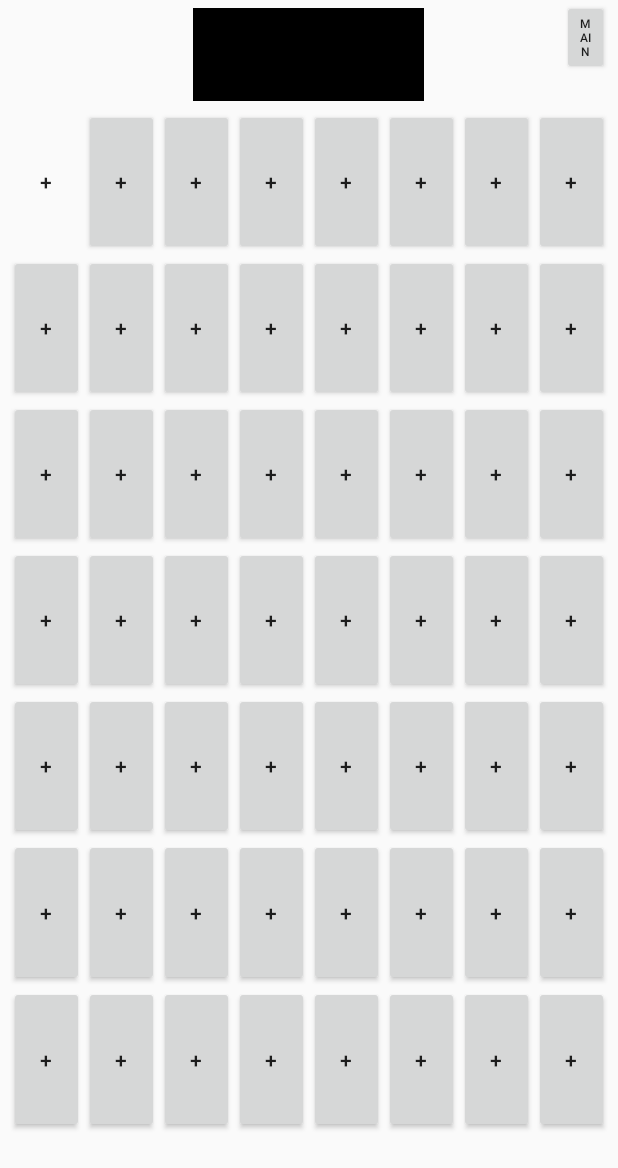
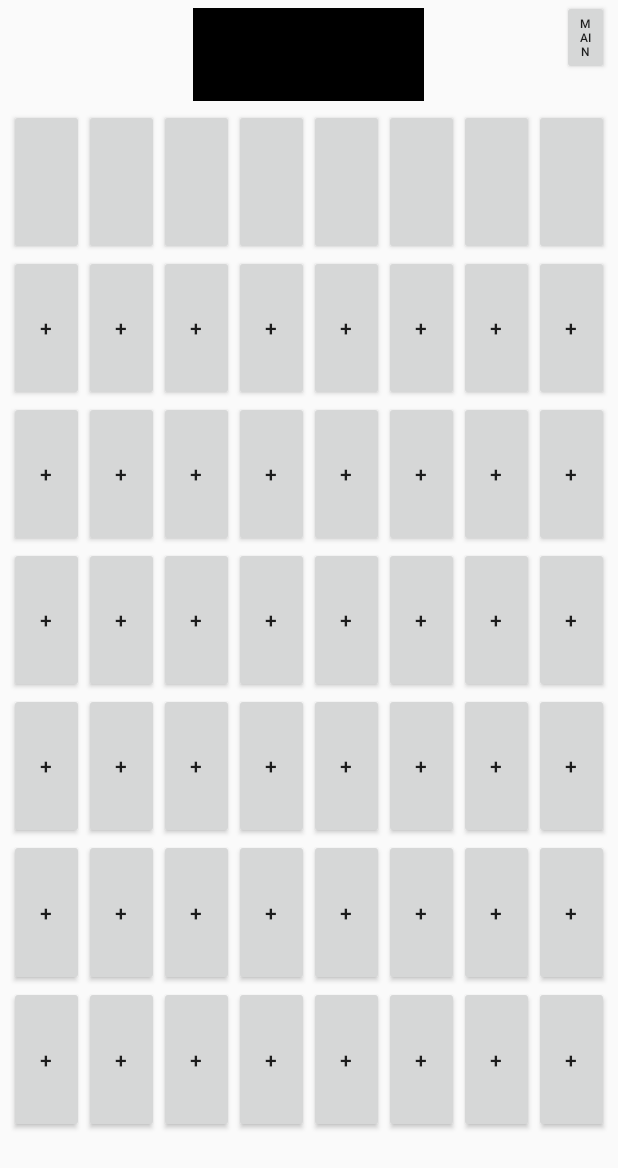
Before and after one commit to sheeeeon/DMXArio, an Android app: the fragment SceneFragment shown on its own in the app's theme, on a phone screen of 412 x 824 dp. Shown: the top 1168 px of the screen. Run offline under Robolectric (Android 15) with nearby library versions, the phone set to English and light mode, and no system bars; 11 statements that could not run were skipped.

Commit message:
Edit Button to SceneButton and something

```diff
--- a/app/src/main/java/com/icaynia/dmxario/SceneButton.java
+++ b/app/src/main/java/com/icaynia/dmxario/SceneButton.java
@@ -19,7 +19,7 @@ public class SceneButton extends Button implements View.OnClickListener
     private String                      SCENE_FILE;
     private HashMap<String, String>     SCENE_MAP;
     private Context                     context;
-    public int                          id;
+    public  int                         SCENE_ID;
     private csEventListener             mListener;
 
     ObjectFileManager mObj;
@@ -43,8 +43,8 @@ public class SceneButton extends Button implements View.OnClickListener
 
     }
 
-    public void setid(int _id) {
-        this.id = _id;
+    public void setSceneId(int _id) {
+        this.SCENE_ID = _id;
         init();
     }
 
@@ -60,8 +60,8 @@ public class SceneButton extends Button implements View.OnClickListener
         this.setOnClickListener(new OnClickListener() {
             @Override
             public void onClick(View v) {
-                if (id >= 0) {
-                    mListener.onMyEvent(1);
+                if (SCENE_ID >= 0) {
+                    mListener.onMyEvent(SCENE_ID);
                 }
             }
         });
@@ -76,8 +76,9 @@ public class SceneButton extends Button implements View.OnClickListener
         mListener = listener;
     }
 
-    public void setBGColor() {
-        this.setBackgroundColor(0xFFFFFF);
+    public void setBGColor(int color)
+     {
+        this.setBackgroundColor(color);
     }
 
 }
--- a/app/src/main/java/com/icaynia/dmxario/SceneFragment.java
+++ b/app/src/main/java/com/icaynia/dmxario/SceneFragment.java
@@ -18,11 +18,17 @@ public class SceneFragment extends Fragment implements csEventListener
     private int MAIN_FRAGMENT = 0;
     private ScenePackage scenePackage;
     private Context context;
-    private SceneButton[] scnBt = new SceneButton[8];
+    private SceneButton[] scnBt = new SceneButton[56];
     public int i;
 
     private int[] sceneButton = {
-            R.id.Scene1, R.id.Scene2, R.id.Scene3, R.id.Scene4, R.id.Scene5, R.id.Scene6, R.id.Scene7, R.id.Scene8
+            R.id.Scene1, R.id.Scene2, R.id.Scene3, R.id.Scene4, R.id.Scene5, R.id.Scene6, R.id.Scene7, R.id.Scene8,
+            R.id.Scene9, R.id.Scene10, R.id.Scene11, R.id.Scene12, R.id.Scene13, R.id.Scene14, R.id.Scene15, R.id.Scene16,
+            R.id.Scene17, R.id.Scene18, R.id.Scene19, R.id.Scene20, R.id.Scene21, R.id.Scene22, R.id.Scene23, R.id.Scene24,
+            R.id.Scene25, R.id.Scene26, R.id.Scene27, R.id.Scene28, R.id.Scene29, R.id.Scene30, R.id.Scene31, R.id.Scene32,
+            R.id.Scene33, R.id.Scene34, R.id.Scene35, R.id.Scene36, R.id.Scene37, R.id.Scene38, R.id.Scene39, R.id.Scene40,
+            R.id.Scene41, R.id.Scene42, R.id.Scene43, R.id.Scene44, R.id.Scene45, R.id.Scene46, R.id.Scene47, R.id.Scene48,
+            R.id.Scene49, R.id.Scene50, R.id.Scene51, R.id.Scene52, R.id.Scene53, R.id.Scene54, R.id.Scene55, R.id.Scene56
     };
 
 
@@ -52,7 +58,7 @@ public class SceneFragment extends Fragment implements csEventListener
         for (i = 0; i < sceneButton.length; i++) {
             scnBt[i] = new SceneButton(context);
             scnBt[i] = (SceneButton) v.findViewById(sceneButton[i]);
-            scnBt[i].setid(i);
+            scnBt[i].setSceneId(i);
             scnBt[i].setCsEventListener(this);
 
         }
@@ -64,13 +70,16 @@ public class SceneFragment extends Fragment implements csEventListener
     }
 
     public void updateView() {
-        String str = scenePackage.getScene(1).getSceneName();
-        scnBt[0].setBGColor();
+        for (int i = 0; i <= 7; i++)
+        {
+            String str = scenePackage.getScene(i).getSceneName();
+            scnBt[i].setText(str);
+        }
     }
 
     @Override
     public void onMyEvent(int i) {
-        Log.e("SceneFragment", "-"+i);
+        Log.e("SceneFragment", "id = "+i);
     }
 
 
--- a/app/src/main/res/layout/dialog_savescene.xml
+++ b/app/src/main/res/layout/dialog_savescene.xml
@@ -71,7 +71,7 @@
             android:layout_width="0dp"
             android:layout_height="match_parent"
             android:layout_weight="1"
-            android:text="1"
+            android:text="0"
             android:textSize="12sp"
             android:ems="10"
             android:gravity="center"
--- a/app/src/main/res/layout/fragment_scene.xml
+++ b/app/src/main/res/layout/fragment_scene.xml
@@ -246,60 +246,60 @@
             android:weightSum="8"
             android:layout_weight="12">
 
-            <Button
+            <com.icaynia.dmxario.SceneButton
                 android:layout_width="0dp"
                 android:layout_height="match_parent"
                 android:text="+"
-                android:id="@+id/button24"
+                android:id="@+id/Scene9"
                 android:layout_weight="1" />
 
-            <Button
+            <com.icaynia.dmxario.SceneButton
                 android:layout_width="0dp"
                 android:layout_height="match_parent"
                 android:text="+"
-                android:id="@+id/button25"
+                android:id="@+id/Scene10"
                 android:layout_weight="1" />
 
-            <Button
+            <com.icaynia.dmxario.SceneButton
                 android:layout_width="0dp"
                 android:layout_height="match_parent"
                 android:text="+"
-                android:id="@+id/button26"
+                android:id="@+id/Scene11"
                 android:layout_weight="1" />
 
-            <Button
+            <com.icaynia.dmxario.SceneButton
                 android:layout_width="0dp"
                 android:layout_height="match_parent"
                 android:text="+"
-                android:id="@+id/button27"
+                android:id="@+id/Scene12"
                 android:layout_weight="1" />
 
-            <Button
+            <com.icaynia.dmxario.SceneButton
                 android:layout_width="0dp"
                 android:layout_height="match_parent"
                 android:text="+"
-                android:id="@+id/button28"
+                android:id="@+id/Scene13"
                 android:layout_weight="1" />
 
-            <Button
+            <com.icaynia.dmxario.SceneButton
                 android:layout_width="0dp"
                 android:layout_height="match_parent"
                 android:text="+"
-                android:id="@+id/button29"
+                android:id="@+id/Scene14"
                 android:layout_weight="1" />
 
-            <Button
+            <com.icaynia.dmxario.SceneButton
                 android:layout_width="0dp"
                 android:layout_height="match_parent"
                 android:text="+"
-                android:id="@+id/button30"
+                android:id="@+id/Scene15"
                 android:layout_weight="1" />
 
-            <Button
+            <com.icaynia.dmxario.SceneButton
                 android:layout_width="0dp"
                 android:layout_height="match_parent"
                 android:text="+"
-                android:id="@+id/button31"
+                android:id="@+id/Scene16"
                 android:layout_weight="1" />
         </TableRow>
 
@@ -309,60 +309,60 @@
             android:weightSum="8"
             android:layout_weight="12">
 
-            <Button
+            <com.icaynia.dmxario.SceneButton
                 android:layout_width="0dp"
                 android:layout_height="match_parent"
                 android:text="+"
-                android:id="@+id/button32"
+                android:id="@+id/Scene17"
                 android:layout_weight="1" />
 
-            <Button
+            <com.icaynia.dmxario.SceneButton
                 android:layout_width="0dp"
                 android:layout_height="match_parent"
                 android:text="+"
-                android:id="@+id/button33"
+                android:id="@+id/Scene18"
                 android:layout_weight="1" />
 
-            <Button
+            <com.icaynia.dmxario.SceneButton
                 android:layout_width="0dp"
                 android:layout_height="match_parent"
                 android:text="+"
-                android:id="@+id/button34"
+                android:id="@+id/Scene19"
                 android:layout_weight="1" />
 
-            <Button
+            <com.icaynia.dmxario.SceneButton
                 android:layout_width="0dp"
                 android:layout_height="match_parent"
                 android:text="+"
-                android:id="@+id/button35"
+                android:id="@+id/Scene20"
                 android:layout_weight="1" />
 
-            <Button
+            <com.icaynia.dmxario.SceneButton
                 android:layout_width="0dp"
                 android:layout_height="match_parent"
                 android:text="+"
-                android:id="@+id/button36"
+                android:id="@+id/Scene21"
                 android:layout_weight="1" />
 
-            <Button
+            <com.icaynia.dmxario.SceneButton
                 android:layout_width="0dp"
                 android:layout_height="match_parent"
                 android:text="+"
-                android:id="@+id/button37"
+                android:id="@+id/Scene22"
                 android:layout_weight="1" />
 
-            <Button
+            <com.icaynia.dmxario.SceneButton
                 android:layout_width="0dp"
                 android:layout_height="match_parent"
                 android:text="+"
-                android:id="@+id/button38"
+                android:id="@+id/Scene23"
                 android:layout_weight="1" />
 
-            <Button
+            <com.icaynia.dmxario.SceneButton
                 android:layout_width="0dp"
                 android:layout_height="match_parent"
                 android:text="+"
-                android:id="@+id/button39"
+                android:id="@+id/Scene24"
                 android:layout_weight="1" />
         </TableRow>
 
@@ -372,60 +372,60 @@
             android:weightSum="8"
             android:layout_weight="12">
 
-            <Button
+            <com.icaynia.dmxario.SceneButton
                 android:layout_width="0dp"
                 android:layout_height="match_parent"
                 android:text="+"
-                android:id="@+id/button40"
+                android:id="@+id/Scene25"
                 android:layout_weight="1" />
 
-            <Button
+            <com.icaynia.dmxario.SceneButton
                 android:layout_width="0dp"
                 android:layout_height="match_parent"
                 android:text="+"
-                android:id="@+id/button41"
+                android:id="@+id/Scene26"
                 android:layout_weight="1" />
 
-            <Button
+            <com.icaynia.dmxario.SceneButton
                 android:layout_width="0dp"
                 android:layout_height="match_parent"
                 android:text="+"
-                android:id="@+id/button42"
+                android:id="@+id/Scene27"
                 android:layout_weight="1" />
 
-            <Button
+            <com.icaynia.dmxario.SceneButton
                 android:layout_width="0dp"
                 android:layout_height="match_parent"
                 android:text="+"
-                android:id="@+id/button43"
+                android:id="@+id/Scene28"
                 android:layout_weight="1" />
 
-            <Button
+            <com.icaynia.dmxario.SceneButton
                 android:layout_width="0dp"
                 android:layout_height="match_parent"
                 android:text="+"
-                android:id="@+id/button44"
+                android:id="@+id/Scene29"
                 android:layout_weight="1" />
 
-            <Button
+            <com.icaynia.dmxario.SceneButton
                 android:layout_width="0dp"
                 android:layout_height="match_parent"
                 android:text="+"
-                android:id="@+id/button45"
+                android:id="@+id/Scene30"
                 android:layout_weight="1" />
 
-            <Button
+            <com.icaynia.dmxario.SceneButton
                 android:layout_width="0dp"
                 android:layout_height="match_parent"
                 android:text="+"
-                android:id="@+id/button46"
+                android:id="@+id/Scene31"
                 android:layout_weight="1" />
 
-            <Button
+            <com.icaynia.dmxario.SceneButton
                 android:layout_width="0dp"
                 android:layout_height="match_parent"
                 android:text="+"
-                android:id="@+id/button47"
+                android:id="@+id/Scene32"
                 android:layout_weight="1" />
         </TableRow>
 
@@ -435,60 +435,60 @@
             android:weightSum="8"
             android:layout_weight="12">
 
-            <Button
+            <com.icaynia.dmxario.SceneButton
                 android:layout_width="0dp"
                 android:layout_height="match_parent"
                 android:text="+"
-                android:id="@+id/button48"
+                android:id="@+id/Scene33"
                 android:layout_weight="1" />
 
-            <Button
+            <com.icaynia.dmxario.SceneButton
                 android:layout_width="0dp"
                 android:layout_height="match_parent"
                 android:text="+"
-                android:id="@+id/button49"
+                android:id="@+id/Scene34"
                 android:layout_weight="1" />
 
-            <Button
+            <com.icaynia.dmxario.SceneButton
                 android:layout_width="0dp"
                 android:layout_height="match_parent"
                 android:text="+"
-                android:id="@+id/button50"
+                android:id="@+id/Scene35"
                 android:layout_weight="1" />
 
-            <Button
+            <com.icaynia.dmxario.SceneButton
                 android:layout_width="0dp"
                 android:layout_height="match_parent"
                 android:text="+"
-                android:id="@+id/button51"
+                android:id="@+id/Scene36"
                 android:layout_weight="1" />
 
-            <Button
+            <com.icaynia.dmxario.SceneButton
                 android:layout_width="0dp"
                 android:layout_height="match_parent"
                 android:text="+"
-                android:id="@+id/button52"
+                android:id="@+id/Scene37"
                 android:layout_weight="1" />
 
-            <Button
+            <com.icaynia.dmxario.SceneButton
                 android:layout_width="0dp"
                 android:layout_height="match_parent"
                 android:text="+"
-                android:id="@+id/button53"
+                android:id="@+id/Scene38"
                 android:layout_weight="1" />
 
-            <Button
+            <com.icaynia.dmxario.SceneButton
                 android:layout_width="0dp"
                 android:layout_height="match_parent"
                 android:text="+"
-                android:id="@+id/button54"
+                android:id="@+id/Scene39"
                 android:layout_weight="1" />
 
-            <Button
+            <com.icaynia.dmxario.SceneButton
                 android:layout_width="0dp"
                 android:layout_height="match_parent"
                 android:text="+"
-                android:id="@+id/button55"
+                android:id="@+id/Scene40"
                 android:layout_weight="1" />
         </TableRow>
 
@@ -498,60 +498,60 @@
             android:weightSum="8"
             android:layout_weight="12">
 
-            <Button
+            <com.icaynia.dmxario.SceneButton
                 android:layout_width="0dp"
                 android:layout_height="match_parent"
                 android:text="+"
-                android:id="@+id/button56"
+                android:id="@+id/Scene41"
                 android:layout_weight="1" />
 
-            <Button
+            <com.icaynia.dmxario.SceneButton
                 android:layout_width="0dp"
                 android:layout_height="match_parent"
                 android:text="+"
-                android:id="@+id/button57"
+                android:id="@+id/Scene42"
                 android:layout_weight="1" />
 
-            <Button
+            <com.icaynia.dmxario.SceneButton
                 android:layout_width="0dp"
                 android:layout_height="match_parent"
                 android:text="+"
-                android:id="@+id/button58"
+                android:id="@+id/Scene43"
                 android:layout_weight="1" />
 
-            <Button
+            <com.icaynia.dmxario.SceneButton
                 android:layout_width="0dp"
                 android:layout_height="match_parent"
                 android:text="+"
-                android:id="@+id/button59"
+                android:id="@+id/Scene44"
                 android:layout_weight="1" />
 
-            <Button
+            <com.icaynia.dmxario.SceneButton
                 android:layout_width="0dp"
                 android:layout_height="match_parent"
                 android:text="+"
-                android:id="@+id/button60"
+                android:id="@+id/Scene45"
                 android:layout_weight="1" />
 
-            <Button
+            <com.icaynia.dmxario.SceneButton
                 android:layout_width="0dp"
                 android:layout_height="match_parent"
                 android:text="+"
-                android:id="@+id/button61"
+                android:id="@+id/Scene46"
                 android:layout_weight="1" />
 
-            <Button
+            <com.icaynia.dmxario.SceneButton
                 android:layout_width="0dp"
                 android:layout_height="match_parent"
                 android:text="+"
-                android:id="@+id/button62"
+                android:id="@+id/Scene47"
                 android:layout_weight="1" />
 
-            <Button
+            <com.icaynia.dmxario.SceneButton
                 android:layout_width="0dp"
                 android:layout_height="match_parent"
                 android:text="+"
-                android:id="@+id/button63"
+                android:id="@+id/Scene48"
                 android:layout_weight="1" />
         </TableRow>
 
@@ -561,60 +561,60 @@
             android:weightSum="8"
             android:layout_weight="12">
 
-            <Button
+            <com.icaynia.dmxario.SceneButton
                 android:layout_width="0dp"
                 android:layout_height="match_parent"
                 android:text="+"
-                android:id="@+id/button64"
+                android:id="@+id/Scene49"
                 android:layout_weight="1" />
 
-            <Button
+            <com.icaynia.dmxario.SceneButton
                 android:layout_width="0dp"
                 android:layout_height="match_parent"
                 android:text="+"
-                android:id="@+id/button65"
+                android:id="@+id/Scene50"
                 android:layout_weight="1" />
 
-            <Button
+            <com.icaynia.dmxario.SceneButton
                 android:layout_width="0dp"
                 android:layout_height="match_parent"
                 android:text="+"
-                android:id="@+id/button66"
+                android:id="@+id/Scene51"
                 android:layout_weight="1" />
 
-            <Button
+            <com.icaynia.dmxario.SceneButton
                 android:layout_width="0dp"
                 android:layout_height="match_parent"
                 android:text="+"
-                android:id="@+id/button67"
+                android:id="@+id/Scene52"
                 android:layout_weight="1" />
 
-            <Button
+            <com.icaynia.dmxario.SceneButton
                 android:layout_width="0dp"
                 android:layout_height="match_parent"
                 android:text="+"
-                android:id="@+id/button68"
+                android:id="@+id/Scene53"
                 android:layout_weight="1" />
 
-            <Button
+            <com.icaynia.dmxario.SceneButton
                 android:layout_width="0dp"
                 android:layout_height="match_parent"
                 android:text="+"
-                android:id="@+id/button69"
+                android:id="@+id/Scene54"
                 android:layout_weight="1" />
 
-            <Button
+            <com.icaynia.dmxario.SceneButton
                 android:layout_width="0dp"
                 android:layout_height="match_parent"
                 android:text="+"
-                android:id="@+id/button70"
+                android:id="@+id/Scene55"
                 android:layout_weight="1" />
 
-            <Button
+            <com.icaynia.dmxario.SceneButton
                 android:layout_width="0dp"
                 android:layout_height="match_parent"
                 android:text="+"
-                android:id="@+id/button71"
+                android:id="@+id/Scene56"
                 android:layout_weight="1" />
         </TableRow>
 
```
